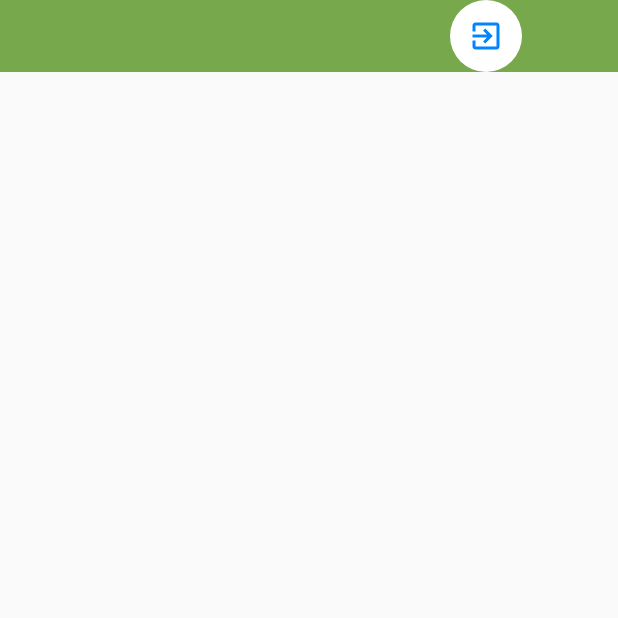
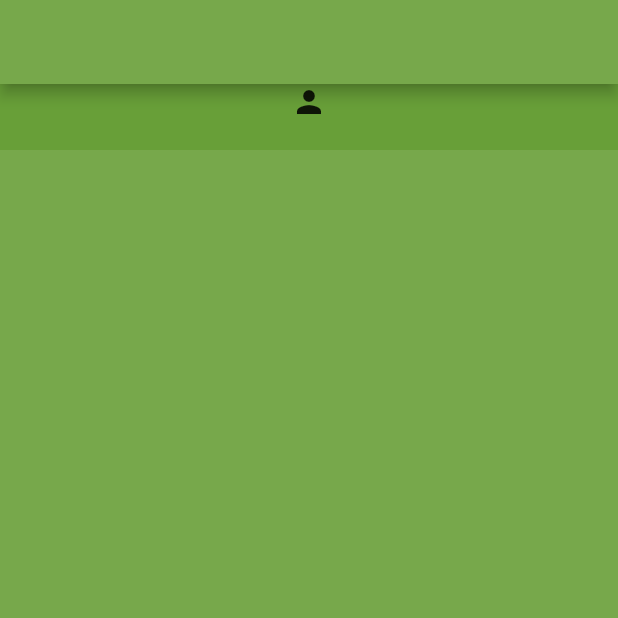
Before and after one commit to mcmalloy/bookversity, a Flutter app: the ProfilePage screen opened directly, on a phone screen of 412 x 824 dp, the top half of it. Run offline on Flutter 3.47's test engine with Material 2 defaults, Android fonts, the phone set to English and light mode, and no system bars; our stand-ins replace firebase_auth, firebase_core, flare_flutter, font_awesome_flutter, shared_preferences; missing offline and left inert: flare_splash_screen, flutter_facebook_login; accounts and stored records are empty.

Commit message:
Now has profile picture if logging in with facebook

```diff
--- a/lib/Services/auth.dart
+++ b/lib/Services/auth.dart
@@ -1,13 +1,16 @@
 import 'dart:math';
 
+import 'package:bookversity/Services/state_storage.dart';
 import 'package:firebase_auth/firebase_auth.dart';
+import 'package:flutter/cupertino.dart';
 import 'package:flutter_facebook_login/flutter_facebook_login.dart';
 
 class AuthService {
 
   final FirebaseAuth _auth = FirebaseAuth.instance;
   final FacebookLogin facebookSignIn = FacebookLogin();
-
+  final StateStorageService _storageService = StateStorageService();
+  static String facebookUID;
   // Sign in anonymously
   Future<FirebaseUser> anonSignIn() async {
     try{
@@ -39,6 +42,8 @@ class AuthService {
     final FacebookLoginResult result = await facebookSignIn.logIn(['email']);
       if(result.status == FacebookLoginStatus.loggedIn){
         final FacebookAccessToken accessToken = result.accessToken;
+        _storageService.saveFacebookUID(accessToken.userId);
+        facebookUID = accessToken.userId;
         print('''
          Logged in!
          Token: ${accessToken.token}
@@ -61,7 +66,6 @@ class AuthService {
   }
 
   Future<bool> facebookLogout() async {
-    print(await facebookSignIn.isLoggedIn);
     await facebookSignIn.logOut();
     bool isLoggedIn = await facebookSignIn.isLoggedIn;
     print("Facebook isLoggedIn: $isLoggedIn");
@@ -73,6 +77,10 @@ class AuthService {
     }
   }
 
+  String getProfilePictureUri() {
+    return "http://graph.facebook.com/$facebookUID/picture?type=square";
+  }
+
 
 
 }
--- a/lib/TabPages/profile_page.dart
+++ b/lib/TabPages/profile_page.dart
@@ -1,8 +1,15 @@
 import 'package:bookversity/Constants/profile_clipper.dart';
 import 'package:bookversity/Services/auth.dart';
+import 'package:bookversity/Services/state_storage.dart';
 import 'package:flutter/material.dart';
+import 'package:flutter_facebook_login/flutter_facebook_login.dart';
 import 'package:font_awesome_flutter/font_awesome_flutter.dart';
 
+import '../Constants/custom_colors.dart';
+import '../Constants/custom_colors.dart';
+import '../Constants/custom_colors.dart';
+import '../Constants/custom_colors.dart';
+import '../Constants/custom_colors.dart';
 import '../Constants/custom_colors.dart';
 
 class ProfilePage extends StatefulWidget {
@@ -12,39 +19,92 @@ class ProfilePage extends StatefulWidget {
 
 class _ProfilePageState extends State<ProfilePage> {
   AuthService _authService = AuthService();
+  final StateStorageService _storageService = StateStorageService();
+  String profilePictureLink;
+
+  @override
+  initState() {
+    // TODO: implement initState
+    super.initState();
+    getProfileID();
+  }
+
+  Future<void> getProfileID() async {
+    profilePictureLink = await _storageService.getFacebookUID();
+    print("profile link acquired!");
+  }
 
   @override
   Widget build(BuildContext context) {
-    return Column(
+    return Scaffold(
+      appBar: AppBar(
+        title: Text(""),
+        leading: new Icon(
+          Icons.arrow_back,
+          size: 30,
+          color: CustomColors.materialLightGreen,
+        ),
+      ),
+      backgroundColor: CustomColors.materialLightGreen,
+      body: Column(
         children: [
-        Flexible(flex: 1, child: Container(child: topSection(),color: CustomColors.materialLightGreen,)),
-        Flexible(flex: 2, child:Container(child: middleSection(),color: CustomColors.materialYellow,)),
-        Flexible(flex: 3, child: Container(child: bottomSection(),color: CustomColors.materialDarkGreen,))
+          Flexible(
+              flex: 4,
+              child: Container(
+                child: topSection(),
+              )),
+          Flexible(
+              flex: 2,
+              child: Container(
+                child: middleSection(),
+              )),
+          Flexible(
+              flex: 3,
+              child: Container(
+                child: bottomSection(),
+              ))
         ],
+      ),
+    );
+  }
+
+  Widget appBar() {
+    return AppBar(
+      backgroundColor: CustomColors.materialLightGreen,
     );
   }
 
   Widget topSection() {
-    print("TOPSECTION");
-    return Row(
-      children: [
+    return Column(children: <Widget>[
       Container(
-            height: 20,
-            width: 300
+          decoration: BoxDecoration(
+              gradient: LinearGradient(
+                  begin: Alignment.topCenter,
+                  end: Alignment.bottomCenter,
+                  colors: [
+                CustomColors.materialDarkGreen,
+                CustomColors.materialDarkGreen
+              ])),
+          child: Center(
+              child: Column(
+                  crossAxisAlignment: CrossAxisAlignment.center,
+                  mainAxisAlignment: MainAxisAlignment.center,
+                  children: <Widget>[
+                profilePictureLink == null
+                    ? Icon(Icons.person)
+                    : CircleAvatar(
+                        backgroundImage: NetworkImage(
+                            "http://graph.facebook.com/$profilePictureLink/picture?type=large"),
+                        radius: 50.0,
                       ),
-        Container(
-          padding: const EdgeInsets.all(12.0),
-          decoration: new BoxDecoration(
-            shape: BoxShape.circle,
-            color: Colors.white,
+                SizedBox(
+                  height: 10.0,
                 ),
-          child: new Icon(
-            Icons.exit_to_app,
-            color: Color(0xFF0084ff),
-          ),
+                SizedBox(
+                  height: 10.0,
                 )
-      ],
-    );
+              ])))
+    ]);
   }
 
   Widget middleSection() {
@@ -54,4 +114,29 @@ class _ProfilePageState extends State<ProfilePage> {
   Widget bottomSection() {
     return Row();
   }
+
+  Widget logoutButton() {
+    return GestureDetector(
+      child: Container(
+        padding: const EdgeInsets.all(15.0),
+        decoration: new BoxDecoration(
+          shape: BoxShape.circle,
+          color: Colors.white,
+        ),
+        child: new Icon(
+          Icons.exit_to_app,
+          color: Color(0xFF0084ff),
+        ),
+      ),
+      onTap: () async {
+        bool logoutResult = await _authService.facebookLogout();
+        if (!logoutResult) {
+          // TODO: LOG USER IN
+          Navigator.pop(context);
+        } else {
+          // TODO: Display facebook login error
         }
+      },
+    );
+  }
+}
--- a/lib/landing_page.dart
+++ b/lib/landing_page.dart
@@ -1,8 +1,8 @@
 import 'package:bookversity/Constants/button_switch_color_animation.dart';
 import 'package:bookversity/Constants/shapes.dart';
 import 'package:bookversity/Services/auth.dart';
+import 'package:bookversity/Services/state_storage.dart';
 import 'package:bookversity/tab_pages.dart';
-import 'file:///C:/Users/markm/AndroidStudioProjects/bookversity/lib/TabPages/profile_page.dart';
 import 'package:firebase_auth/firebase_auth.dart';
 import 'package:firebase_core/firebase_core.dart';
 import 'package:flare_flutter/flare_actor.dart';
--- a/pubspec.yaml
+++ b/pubspec.yaml
@@ -37,6 +37,7 @@ dependencies:
   firebase_core: ^0.4.2+1
   flutter_facebook_login: ^3.0.0
   font_awesome_flutter: ^8.8.1
+  shared_preferences: ^0.5.4+8
 dev_dependencies:
   flutter_test:
     sdk: flutter
```
Also changed, not shown: lib/Services/state_storage.dart (added, +26 -0 lines), pubspec.lock. Lines whose indentation alone changed are shown as unchanged.
